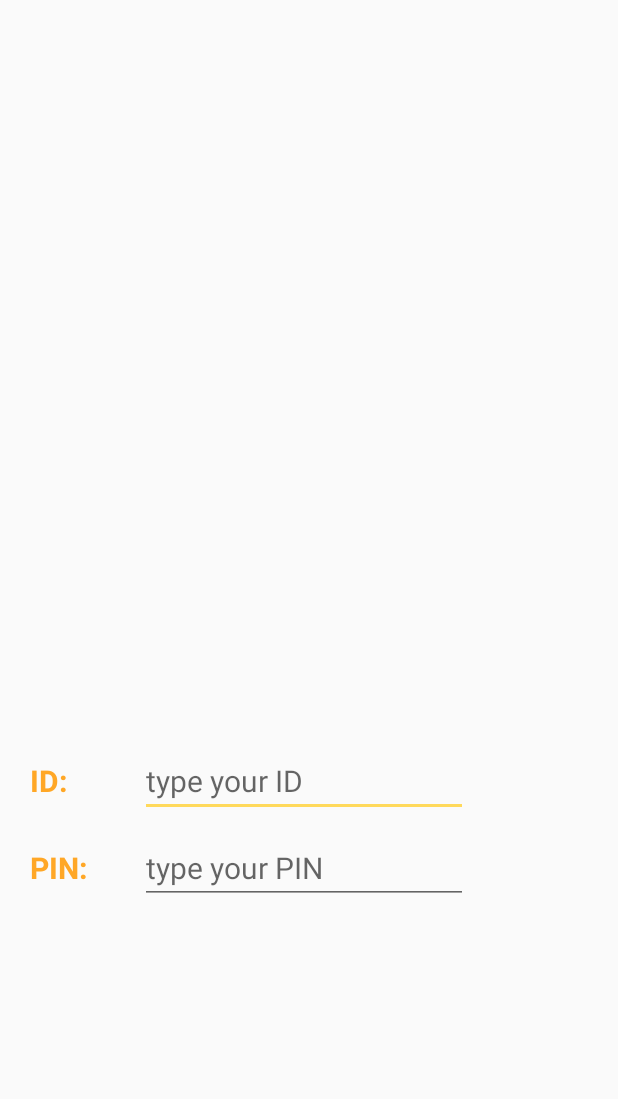
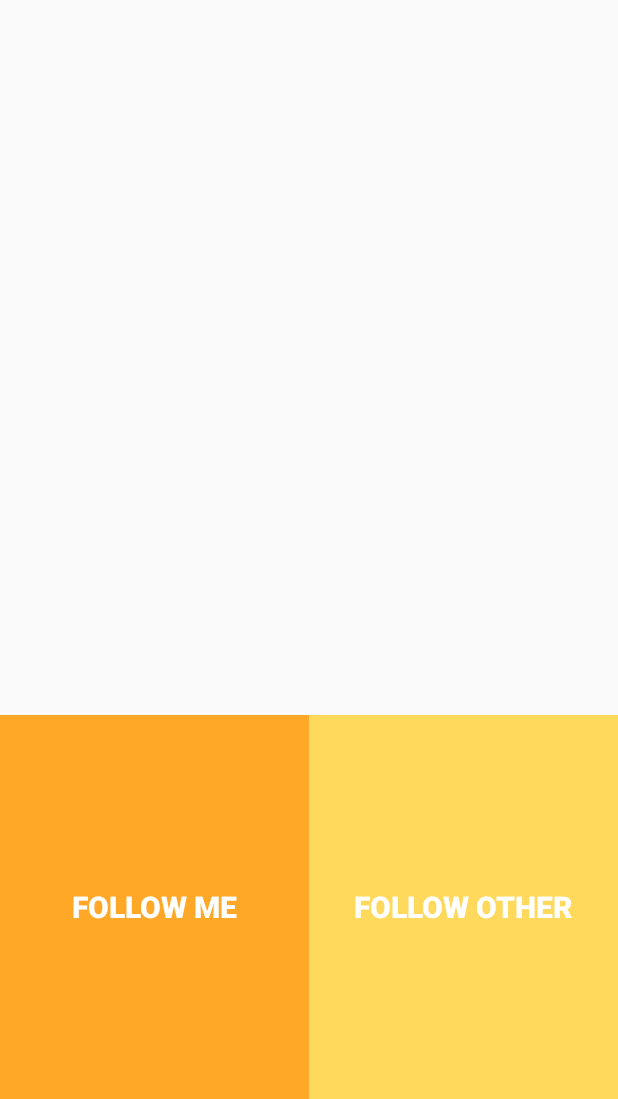
Before and after one commit to flormartin/follow-that-car, an Android app: the screen it shows after launch (MainActivity), on a phone screen of 412 x 824 dp, the part 137-1236 px from its top. Run offline under Robolectric (Android 15) with nearby library versions, the phone set to English and light mode, and no system bars.

Commit message:
3 Fragments connected with Onclicklistener

```diff
--- a/app/src/main/java/de/tum/mw/ftm/followthatcar/DecisionFragment.java
+++ b/app/src/main/java/de/tum/mw/ftm/followthatcar/DecisionFragment.java
@@ -1,11 +1,13 @@
 package de.tum.mw.ftm.followthatcar;
 
 
+import android.app.AlertDialog;
 import android.os.Bundle;
 import android.app.Fragment;
 import android.view.LayoutInflater;
 import android.view.View;
 import android.view.ViewGroup;
+import android.widget.Button;
 
 
 /**
@@ -13,6 +15,8 @@ import android.view.ViewGroup;
  */
 public class DecisionFragment extends Fragment {
 
+    private Button btnMe;
+    private Button btnOther;
 
     public DecisionFragment() {
         // Required empty public constructor
@@ -23,7 +27,26 @@ public class DecisionFragment extends Fragment {
     public View onCreateView(LayoutInflater inflater, ViewGroup container,
                              Bundle savedInstanceState) {
         // Inflate the layout for this fragment
-        return inflater.inflate(R.layout.fragment_decision, container, false);
+        View view = inflater.inflate(R.layout.fragment_decision, container, false);
+
+        btnMe = view.findViewById(R.id.followme_btn);
+        btnOther = view.findViewById(R.id.followother_btn);
+
+        btnMe.setOnClickListener(new View.OnClickListener() {
+            @Override
+            public void onClick(View v) {
+                getFragmentManager().beginTransaction().replace(R.id.container,new ShowFragment()).commit();
+            }
+        });
+
+        btnOther.setOnClickListener(new View.OnClickListener() {
+            @Override
+            public void onClick(View v) {
+                getFragmentManager().beginTransaction().replace(R.id.container,new InputFragment()).commit();
+            }
+        });
+
+        return view;
     }
 
 }
--- a/app/src/main/java/de/tum/mw/ftm/followthatcar/MainActivity.java
+++ b/app/src/main/java/de/tum/mw/ftm/followthatcar/MainActivity.java
@@ -2,12 +2,17 @@ package de.tum.mw.ftm.followthatcar;
 
 import android.support.v7.app.AppCompatActivity;
 import android.os.Bundle;
+import android.view.View;
+import android.widget.Button;
 
 import com.google.android.gms.maps.GoogleMap;
 import com.google.android.gms.maps.MapFragment;
 import com.google.android.gms.maps.OnMapReadyCallback;
 
 public class MainActivity extends AppCompatActivity implements OnMapReadyCallback{
+
+    private Button buttonMe;
+    private Button buttonOther;
 
     @Override
     protected void onCreate(Bundle savedInstanceState) {
@@ -16,7 +21,8 @@ public class MainActivity extends AppCompatActivity implements OnMapReadyCallbac
 
         MapFragment mapFragment = (MapFragment) getFragmentManager().findFragmentById(R.id.map);
         mapFragment.getMapAsync(this);
-        getFragmentManager().beginTransaction().add(R.id.container, new InputFragment()).commit();
+
+        getFragmentManager().beginTransaction().add(R.id.container,new DecisionFragment()).commit();
 
     }
 
--- a/app/src/main/res/layout/fragment_decision.xml
+++ b/app/src/main/res/layout/fragment_decision.xml
@@ -13,9 +13,10 @@
 
         <Button
             android:id="@+id/followme_btn"
+            android:clickable="true"
             android:layout_width="match_parent"
             android:layout_height="match_parent"
-            android:text="Follow Me"
+            android:text="@string/followme"
             android:layout_weight="1"
             android:textSize="20sp"
             android:textStyle="bold"
@@ -25,9 +26,10 @@
 
         <Button
             android:id="@+id/followother_btn"
+            android:clickable="true"
             android:layout_width="match_parent"
             android:layout_height="match_parent"
-            android:text="Follow Other"
+            android:text="@string/followother"
             android:layout_weight="1"
             android:textSize="20sp"
             android:textStyle="bold"
--- a/app/src/main/res/values/strings.xml
+++ b/app/src/main/res/values/strings.xml
@@ -15,7 +15,8 @@
     <string name="id">ID:</string>
     <string name="pin">PIN:</string>
 
-    <string name="followme_btn">FollowMe fragment</string>
-    <string name="followother_btn">FollowOther blank fragment</string>
+    <!-- strings for DecisionFragment -->
+    <string name="followme">follow me</string>
+    <string name="followother">follow other</string>
 
 </resources>
```
